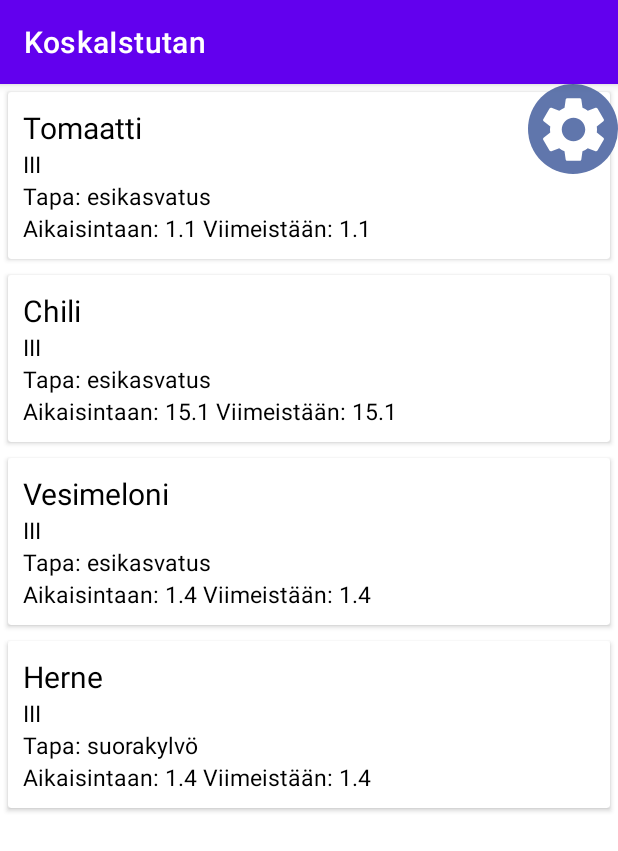
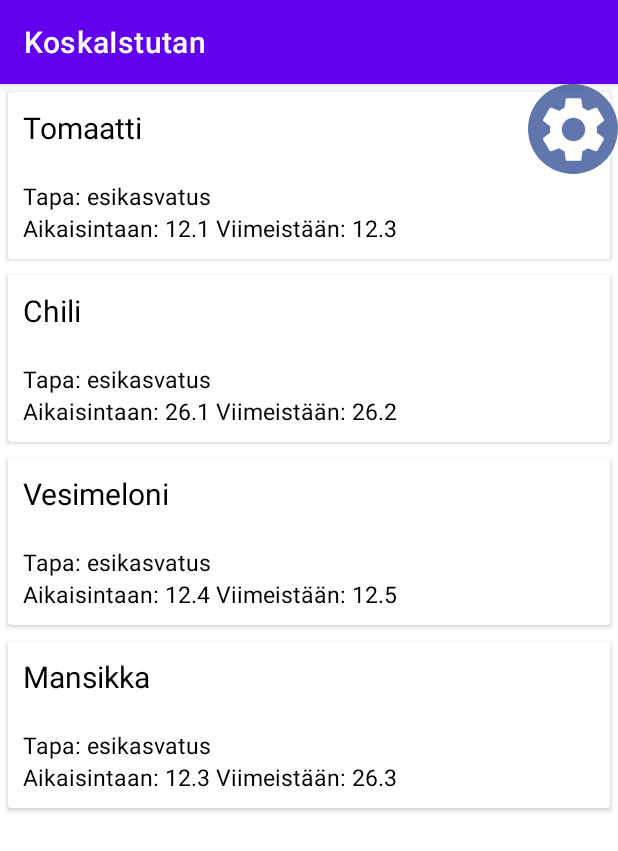
Before and after one commit to Vezki/OhjelmointiProjekti, an Android app: the IstutusAjat screen opened directly, with no data from a screen before it, on a phone screen of 412 x 824 dp. Shown: the top 851 px of the screen. Run offline under Robolectric (Android 15) with nearby library versions, the phone set to English and light mode, and no system bars.

Commit message:
viimeisimmät muutokset

```diff
--- a/Appi/app/src/main/assets/asetukset.json
+++ b/Appi/app/src/main/assets/asetukset.json
@@ -3,7 +3,7 @@
 		{
 			"alue": "III",
 			"kasvit": [
-				"Tomaatti", "Chili", "Vesimeloni", "Herne"
+				"Tomaatti", "Chili", "Vesimeloni", "Mansikka"
 			]
 		}
 	]
--- a/Appi/app/src/main/java/com/plantsit/koskaistutan/IstutusAjat.java
+++ b/Appi/app/src/main/java/com/plantsit/koskaistutan/IstutusAjat.java
@@ -131,7 +131,7 @@
                                 viim = hoopoTwoToDate.plusDays(37);
                                 break;
                         }
-                        /*
+
                        String formattedAik = aik.format(DateTimeFormatter
                                .ofLocalizedDate(FormatStyle.SHORT));
 
@@ -142,9 +142,9 @@
                                .ofLocalizedDate(FormatStyle.SHORT));
 
                        String[] viims = formattedViim.split("/", 3);
-                       String huhuh = viims[1] + "." + viims[0];*/
+                       String huhuh = viims[1] + "." + viims[0];
 
-
+/*
                        String strAik = hoopoToDate.toString();
                        LocalDate ldAik = LocalDate.parse(strAik);
                        DateTimeFormatter dtfAik = DateTimeFormatter.ofPattern("d.M"); //Jos haluat ajan esim 01.01, niin dd.MM, jos ilman nollia esim 1.1 niin d.M. Vuoden kanssa formaatti on d.M.yyyy
@@ -153,10 +153,10 @@
                        String strVim = hoopoToDate.toString();
                        LocalDate ldVim = LocalDate.parse(strVim);
                        DateTimeFormatter dtfVim = DateTimeFormatter.ofPattern("d.M"); //Jos haluat ajan esim 01.01, niin dd.MM, jos ilman nollia esim 1.1 niin d.M. Vuoden kanssa formaatti on d.M.yyyy
-                       String strFVim = dtfVim.format(ldVim);
+                       String strFVim = dtfVim.format(ldVim);*/
 
-                       aIstutusAika.add(strFAik);
-                       vIstutusAika.add(strFVim);
+                       aIstutusAika.add(entiia);
+                       vIstutusAika.add(huhuh);
                        istutusTapa.add(kasvitPlantsDetail.getString("tyyli"));
                   //     Log.i("blagh", aik.toString());
                     }
--- a/Appi/app/src/main/res/layout/kasvi_lista.xml
+++ b/Appi/app/src/main/res/layout/kasvi_lista.xml
@@ -25,7 +25,7 @@
             android:layout_height="wrap_content"
             android:id="@+id/alue"
             android:text="alue"
-            android:textColor="@color/black"
+            android:textColor="@color/white"
             android:textSize="15sp"/>
 
         <TextView
```
